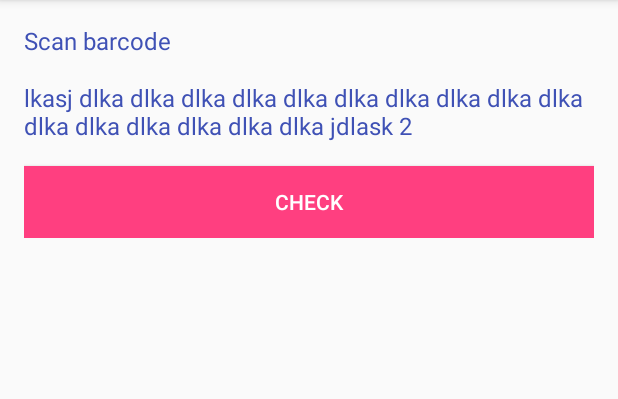
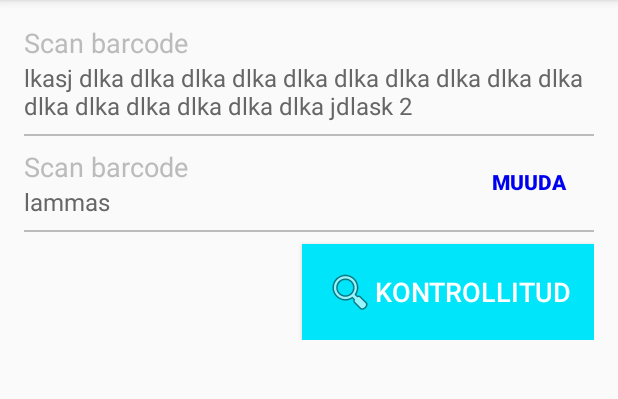
Before and after one commit to jyrno/ProMuseum, an Android app: the ItemActivity screen opened directly, with no data from a screen before it, on a phone screen of 412 x 824 dp, the part 84-483 px from its top. Run offline under Robolectric (Android 15) with nearby library versions, the phone set to English and light mode, and no system bars.

Commit message:
Item page design

```diff
--- a/app/src/main/res/layout/item.xml
+++ b/app/src/main/res/layout/item.xml
@@ -5,32 +5,87 @@
     android:layout_margin="@dimen/padding_medium"
     android:background="?android:attr/selectableItemBackground"
     android:orientation="vertical"
-    android:textSize="@dimen/text_medium">
+    android:fontFamily="Roboto"
+    android:textSize="@dimen/text_medium"
+    android:gravity="center_vertical">
 
     <TextView
         android:id="@+id/item_code_title"
         android:text="@string/scan_barcode_button"
         android:layout_width="wrap_content"
         android:layout_height="wrap_content"
-        android:layout_marginBottom="@dimen/padding_medium"
-        android:textColor="@color/colorPrimary"
-        android:textSize="@dimen/text_medium" />
+        android:textColor="@color/colorLabel"
+        android:textSize="@dimen/text_largish" />
 
     <TextView
         android:id="@+id/item_code5"
         android:text="lammas"
         android:layout_width="wrap_content"
         android:layout_height="wrap_content"
-        android:layout_marginBottom="@dimen/padding_medium"
-        android:textColor="@color/colorPrimary"
+        android:layout_marginBottom="@dimen/padding_small"
+        android:textColor="@color/colorText"
         android:textSize="@dimen/text_medium" />
+
+    <View
+        android:layout_width="match_parent"
+        android:layout_height="1dp"
+        android:layout_marginBottom="@dimen/padding_small"
+        android:background="@color/colorDivider"/>
+
+    <RelativeLayout
+        android:layout_width="wrap_content"
+        android:layout_height="wrap_content"
+        android:layout_marginRight="0dp"
+        android:layout_marginBottom="@dimen/padding_small">
+
+        <Button
+            android:id="@+id/btnAddExpense"
+            style="@style/Widget.AppCompat.Button.Borderless"
+            android:layout_width="wrap_content"
+            android:layout_height="45dp"
+            android:layout_alignParentRight="true"
+            android:layout_marginLeft="10dp"
+            android:layout_marginRight="0dp"
+            android:background="?android:attr/selectableItemBackground"
+            android:textColor="@color/colorSecondaryButton"
+            android:textStyle="bold"
+            android:text="@string/change"/>
+
+        <TextView
+            android:id="@+id/item_code_title2"
+            android:text="@string/scan_barcode_button"
+            android:layout_width="wrap_content"
+            android:layout_height="wrap_content"
+            android:textColor="@color/colorLabel"
+            android:textSize="@dimen/text_largish" />
+
+        <TextView
+            android:id="@+id/item_code5a"
+            android:text="lammas"
+            android:layout_below="@+id/item_code_title2"
+            android:layout_width="wrap_content"
+            android:layout_height="wrap_content"
+            android:textColor="@color/colorText"
+            android:textSize="@dimen/text_medium" />
+    </RelativeLayout>
+
+    <View
+        android:layout_width="match_parent"
+        android:layout_height="1dp"
+        android:layout_marginBottom="@dimen/padding_small"
+        android:background="@color/colorDivider"/>
 
     <Button
         android:id="@+id/item_button"
-        android:layout_width="match_parent"
+        android:layout_width="wrap_content"
         android:layout_height="wrap_content"
-        android:background="@color/colorAccent"
+        android:layout_gravity="right"
+        android:padding="@dimen/padding_medium"
+        android:paddingRight="@dimen/padding_largish"
+        android:background="@color/colorButton"
+        android:drawableLeft="@android:drawable/ic_menu_search"
         android:text="@string/item_check"
-        android:textColor="@color/colorWhite" />
+        android:textColor="@color/colorWhite"
+        android:textSize="@dimen/text_largish" />
 
 </LinearLayout>
--- a/app/src/main/res/values/colors.xml
+++ b/app/src/main/res/values/colors.xml
@@ -4,4 +4,11 @@
     <color name="colorPrimaryDark">#303F9F</color>
     <color name="colorAccent">#FF3F80</color>
     <color name="colorWhite">#FFFFFF</color>
+
+    <color name="colorLabel">#BBBBBB</color>
+    <color name="colorText">#666666</color>
+    <color name="colorDivider">#BBBBBB</color>
+    <color name="colorButton">#00E5FA</color>
+    <color name="colorSecondaryButton">#0000F0</color>
+
 </resources>
--- a/app/src/main/res/values/dimens.xml
+++ b/app/src/main/res/values/dimens.xml
@@ -5,6 +5,7 @@
 
     <dimen name="tabbar_height">60dp</dimen>
     <dimen name="toolbar_and_systembar_height">80dp</dimen>
+    <dimen name="button_height">40dp</dimen>
 
     <dimen name="padding_microscopic">2dp</dimen>
     <dimen name="padding_tiny">4dp</dimen>
--- a/app/src/main/res/values/strings.xml
+++ b/app/src/main/res/values/strings.xml
@@ -12,10 +12,13 @@
     <string name="no_camera_permission">This application cannot run because it does not have the camera permission.  The application will now exit.</string>
     <string name="low_storage_error">Face detector dependencies cannot be downloaded due to low device storage</string>
 
-    <!-- Strings related to barcode scanner -->
+    <!-- General -->
+    <string name="change">Muuda</string>
+
+    <!-- Main page -->
     <string name="main_item">Item view</string>
 
-    <!-- Strings related to barcode scanner -->
-    <string name="item_code_title">Code</string>
-    <string name="item_check">Check</string>
+    <!-- Item -->
+    <string name="item_code_title">Kood</string>
+    <string name="item_check">Kontrollitud</string>
 </resources>
```
